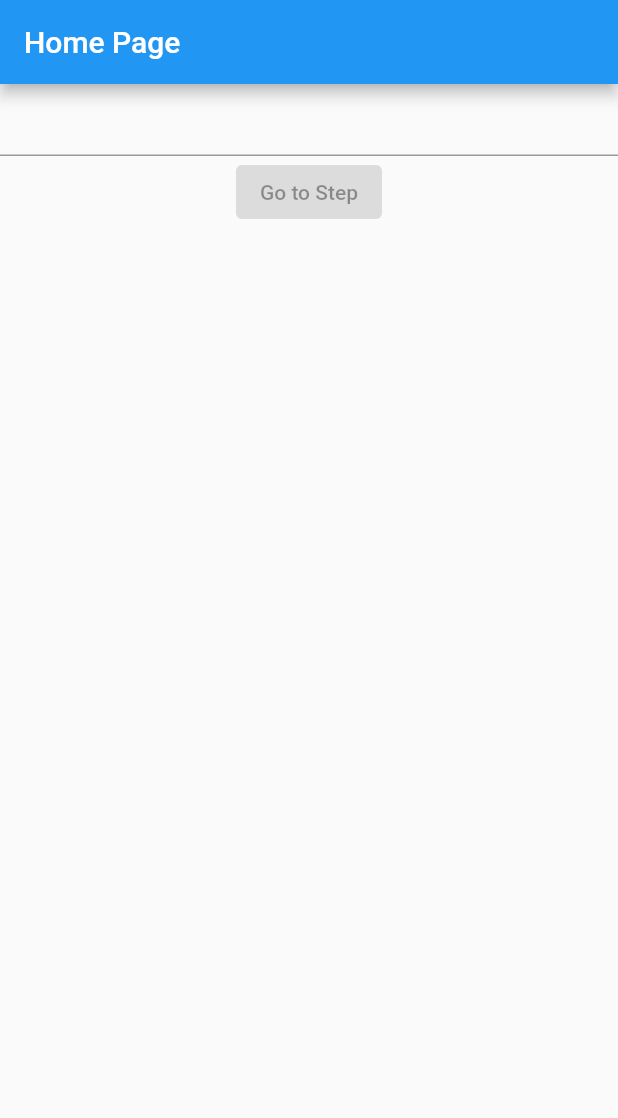
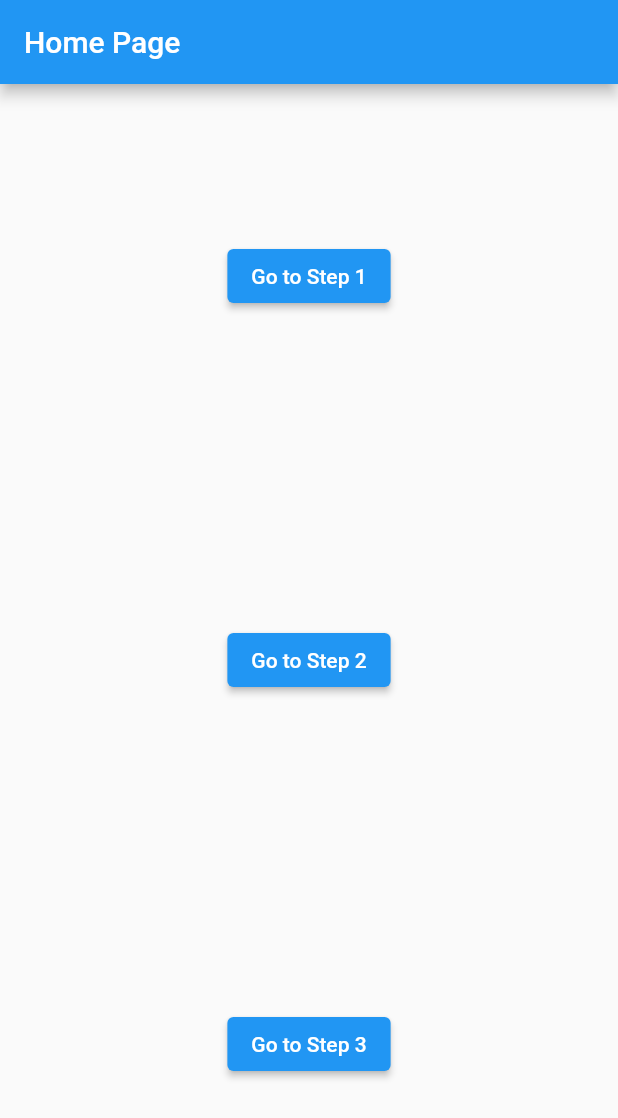
Before and after one commit to lcaprioli/navigator, a Flutter app: the screen it shows after launch, on a phone screen of 412 x 824 dp. Shown: the top 1118 px of the screen. Run offline on Flutter 3.47's test engine with Material 2 defaults, Android fonts, the phone set to English and light mode, and no system bars.

Commit message:
Layout UPDATE

```diff
--- a/lib/main.dart
+++ b/lib/main.dart
@@ -88,16 +88,10 @@ class MyRouteInformationParser
   }
 }
 
-class HomePage extends StatefulWidget {
+class HomePage extends StatelessWidget {
   const HomePage({super.key, required this.goToStep});
   final Function(int) goToStep;
 
-  @override
-  State<HomePage> createState() => _HomePageState();
-}
-
-class _HomePageState extends State<HomePage> {
-  int? _goToStep;
   @override
   Widget build(BuildContext context) {
     return Scaffold(
@@ -106,16 +100,19 @@ class _HomePageState extends State<HomePage> {
       ),
       body: Center(
         child: Column(
+          mainAxisAlignment: MainAxisAlignment.spaceAround,
           children: [
-            TextFormField(
-              onChanged: (value) => setState(() {
-                _goToStep = int.tryParse(value);
-              }),
+            ElevatedButton(
+              onPressed: () => goToStep(1),
+              child: const Text('Go to Step 1'),
             ),
             ElevatedButton(
-              onPressed:
-                  _goToStep == null ? null : () => widget.goToStep(_goToStep!),
-              child: const Text('Go to Step'),
+              onPressed: () => goToStep(2),
+              child: const Text('Go to Step 2'),
+            ),
+            ElevatedButton(
+              onPressed: () => goToStep(3),
+              child: const Text('Go to Step 3'),
             ),
           ],
         ),
@@ -139,6 +136,7 @@ class Step1Page extends StatelessWidget {
       ),
       body: Center(
         child: Column(
+          mainAxisAlignment: MainAxisAlignment.spaceAround,
           children: [
             Text(step1Text),
             ElevatedButton(
@@ -165,9 +163,14 @@ class Step2Page extends StatelessWidget {
         title: const Text('Step 2'),
       ),
       body: Center(
-        child: ElevatedButton(
-          onPressed: () => goToStep(3),
-          child: const Text('Go to Step 3'),
+        child: Column(
+          mainAxisAlignment: MainAxisAlignment.spaceAround,
+          children: [
+            ElevatedButton(
+              onPressed: () => goToStep(3),
+              child: const Text('Go to Step 3'),
+            ),
+          ],
         ),
       ),
     );
@@ -186,6 +189,7 @@ class Step3Page extends StatelessWidget {
       ),
       body: Center(
         child: Column(
+          mainAxisAlignment: MainAxisAlignment.spaceAround,
           children: [
             ElevatedButton(
               onPressed: () => step1Text = 'Modified step 1 text',
```
